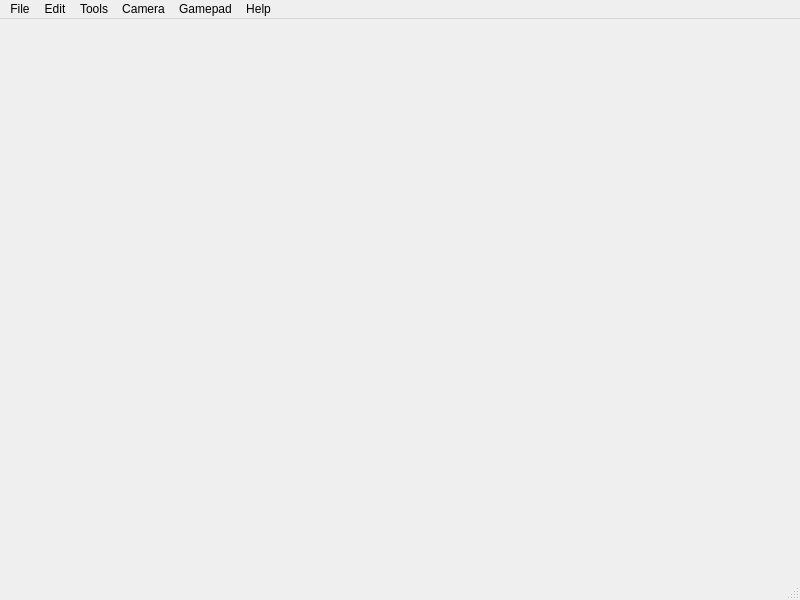
Before: the Qt Designer form src/designer/window_main.ui in marsinstituteSC/MissionControl, drawn with Qt 5.
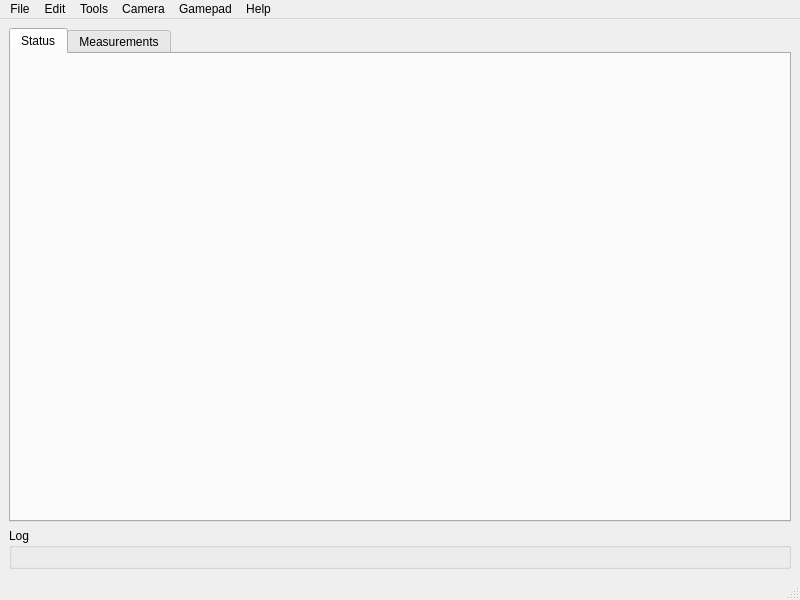
After: the same form once the commit is applied.

The edit to the form file:
```diff
--- a/src/designer/window_main.ui
+++ b/src/designer/window_main.ui
@@ -13,7 +13,37 @@
   <property name="windowTitle">
    <string>MainWindow</string>
   </property>
-  <widget class="QWidget" name="centralwidget"/>
+  <widget class="QWidget" name="centralwidget">
+   <layout class="QGridLayout" name="gridLayout">
+    <item row="0" column="0">
+     <widget class="QTabWidget" name="tabSection">
+      <property name="currentIndex">
+       <number>0</number>
+      </property>
+      <widget class="QWidget" name="tabStatus">
+       <attribute name="title">
+        <string>Status</string>
+       </attribute>
+       <layout class="QHBoxLayout" name="horizontalLayout" stretch=""/>
+      </widget>
+      <widget class="QWidget" name="tabMeasurements">
+       <attribute name="title">
+        <string>Measurements</string>
+       </attribute>
+       <layout class="QGridLayout" name="gridLayout_4"/>
+      </widget>
+     </widget>
+    </item>
+    <item row="1" column="0">
+     <widget class="QGroupBox" name="logSection">
+      <property name="title">
+       <string>Log</string>
+      </property>
+      <layout class="QGridLayout" name="gridLayout_2"/>
+     </widget>
+    </item>
+   </layout>
+  </widget>
   <widget class="QMenuBar" name="menubar">
    <property name="geometry">
     <rect>
```
